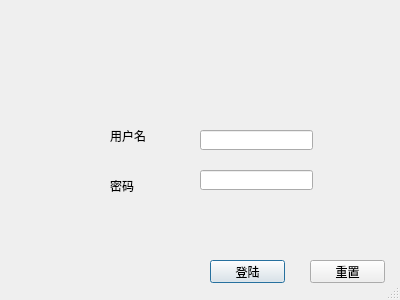
Before: the Qt Designer form dialog.ui in LoveSn0w/bookstore, drawn with Qt 5.
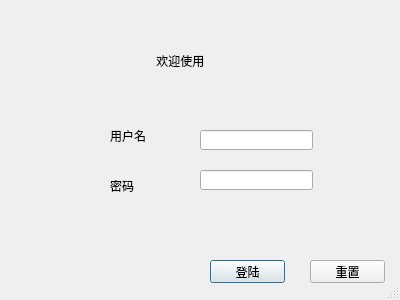
After: the same form once the commit is applied.

The edit to the form file:
```diff
--- a/dialog.ui
+++ b/dialog.ui
@@ -91,6 +91,25 @@
     <enum>QLineEdit::Password</enum>
    </property>
   </widget>
+  <widget class="QWidget" name="verticalLayoutWidget">
+   <property name="geometry">
+    <rect>
+     <x>0</x>
+     <y>0</y>
+     <width>401</width>
+     <height>121</height>
+    </rect>
+   </property>
+   <layout class="QVBoxLayout" name="verticalLayout">
+    <item>
+     <widget class="QLabel" name="label_3">
+      <property name="text">
+       <string>                                               欢迎使用</string>
+      </property>
+     </widget>
+    </item>
+   </layout>
+  </widget>
  </widget>
  <resources/>
  <connections/>
```
